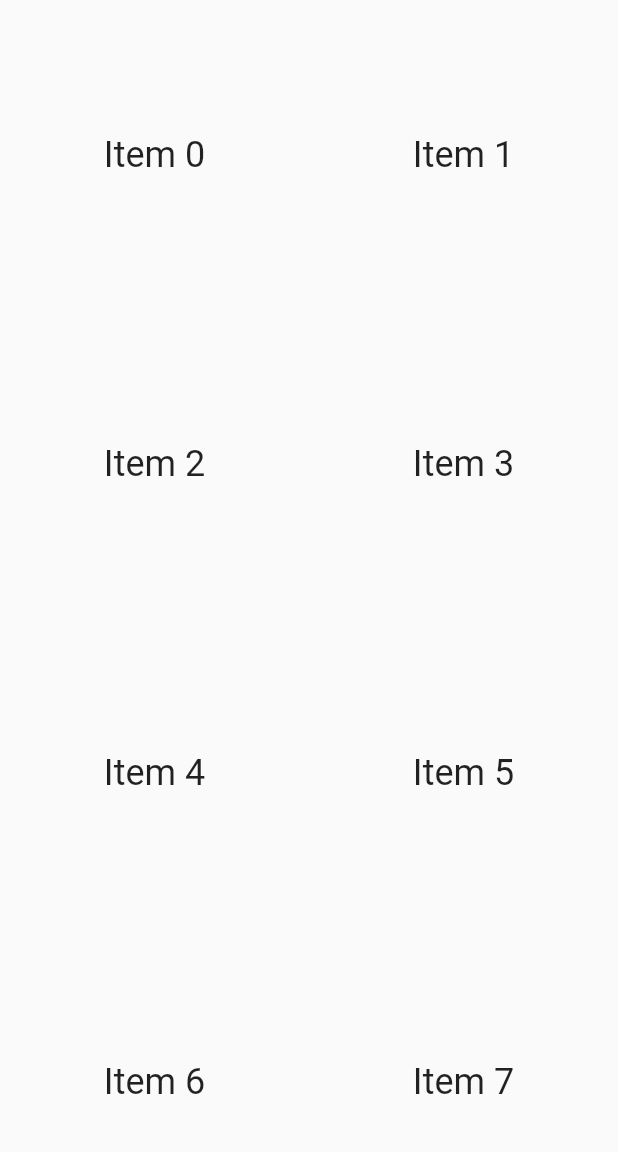
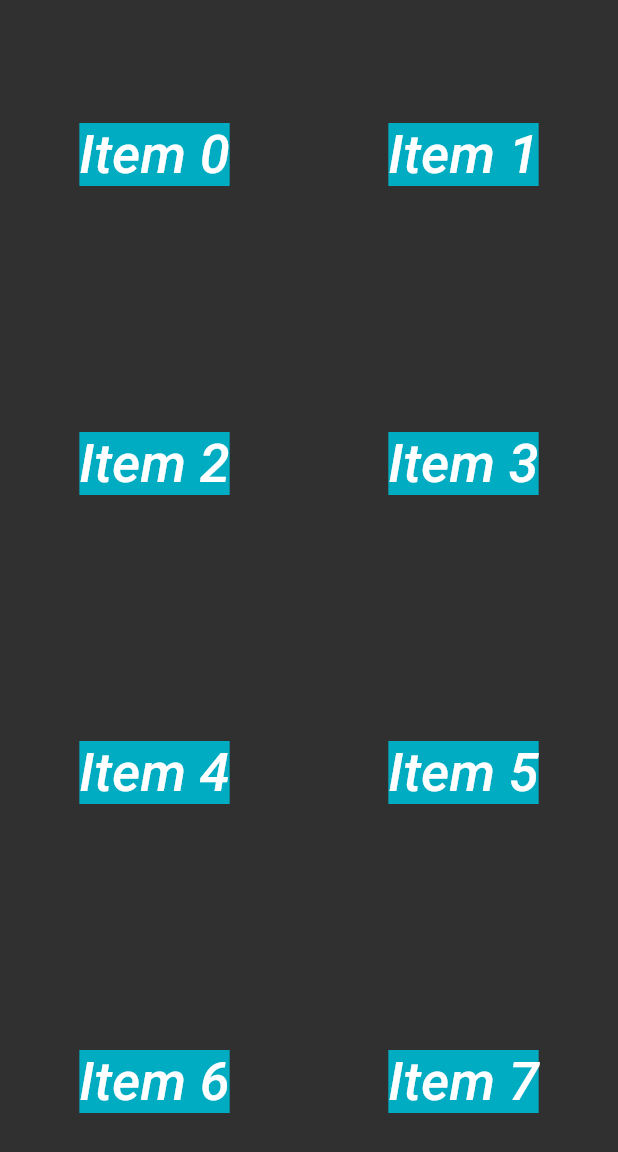
Before and after one commit to HuangStomach/little-finger, a Flutter app: the Grid widget shown alone on an empty page, opened directly, on a phone screen of 412 x 824 dp. Shown: the top 1152 px of the screen. Run offline on Flutter 3.47's test engine with Material 2 defaults, Android fonts, the phone set to English and light mode, and no system bars; Roboto replaces fonts that are missing (Montserrat).

Commit message:
Using Themes to share colors and font styles

```diff
--- a/lib/grid.dart
+++ b/lib/grid.dart
@@ -9,9 +9,12 @@
           crossAxisCount: orientation == Orientation.portrait ? 2 : 3,
           children: List.generate(100, (index) {
             return Center(
-              child: Text('Item $index',
-                style: Theme.of(context).textTheme.headline,
-              ),
+              child: Container(
+                color: Theme.of(context).accentColor,
+                child: Text('Item $index',
+                  style: Theme.of(context).textTheme.title,
+                ),
+              )
             );
           }),
         );
```
Also changed, not shown: lib/home.dart (+6 -11 lines), lib/main.dart (+11 -0 lines).
